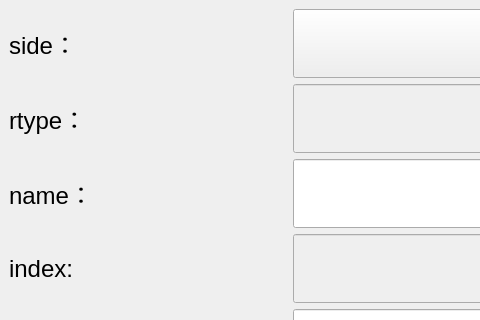
Above: bind/ui/setup/base_ui.ui from MuZiMuZi/muziToolset before the change; both pictures show x 0 to 480 and y 0 to 320 of the 580 by 559 pixel window. Below: the same form after it.
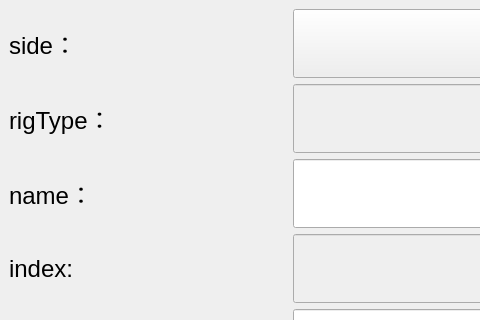
That is the form after the change.

Commit message: 将rtype改为rigType，绑定的类型减少歧义

```diff
--- a/bind/ui/setup/base_ui.ui
+++ b/bind/ui/setup/base_ui.ui
@@ -95,7 +95,7 @@
            <enum>Qt::LeftToRight</enum>
           </property>
           <property name="text">
-           <string>rtype：</string>
+           <string>rigType：</string>
           </property>
           <property name="alignment">
            <set>Qt::AlignLeading|Qt::AlignLeft|Qt::AlignVCenter</set>
```
Left out of the diff: 2 changed lines with no effect on the pictures. The commit also changes 45 other files.
